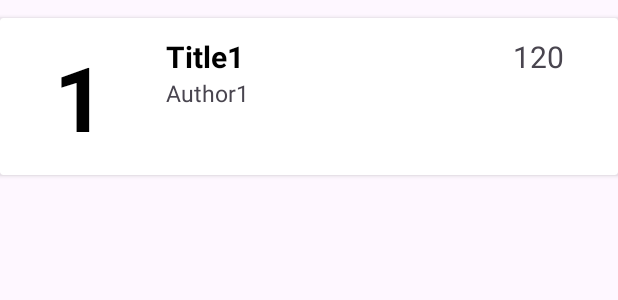
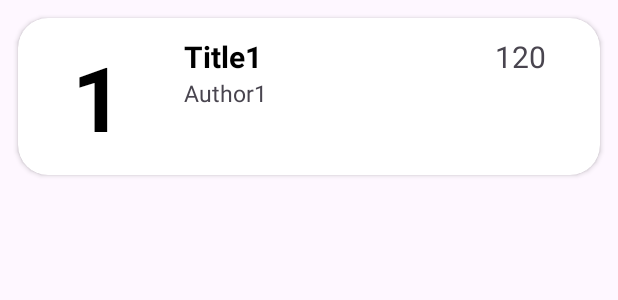
Before and after one commit to oktapiancaw/SimpleBookLibrary, an Android app: the layout bookrow.xml on its own in the app's theme, with its tools: preview values and no code run, on a phone screen of 412 x 824 dp. Shown: the top 300 px of the screen. Run offline under Robolectric (Android 15) with nearby library versions, the phone set to English and light mode, and no system bars.

Commit message:
Cardview modernized

```diff
--- a/app/src/main/res/layout/bookrow.xml
+++ b/app/src/main/res/layout/bookrow.xml
@@ -10,6 +10,9 @@
         android:layout_width="match_parent"
         android:layout_marginBottom="12dp"
         android:layout_marginTop="12dp"
+        android:layout_marginStart="12dp"
+        android:layout_marginEnd="12dp"
+        app:cardCornerRadius="20dp"
         android:layout_height="wrap_content" >
 
         <androidx.constraintlayout.widget.ConstraintLayout
```
